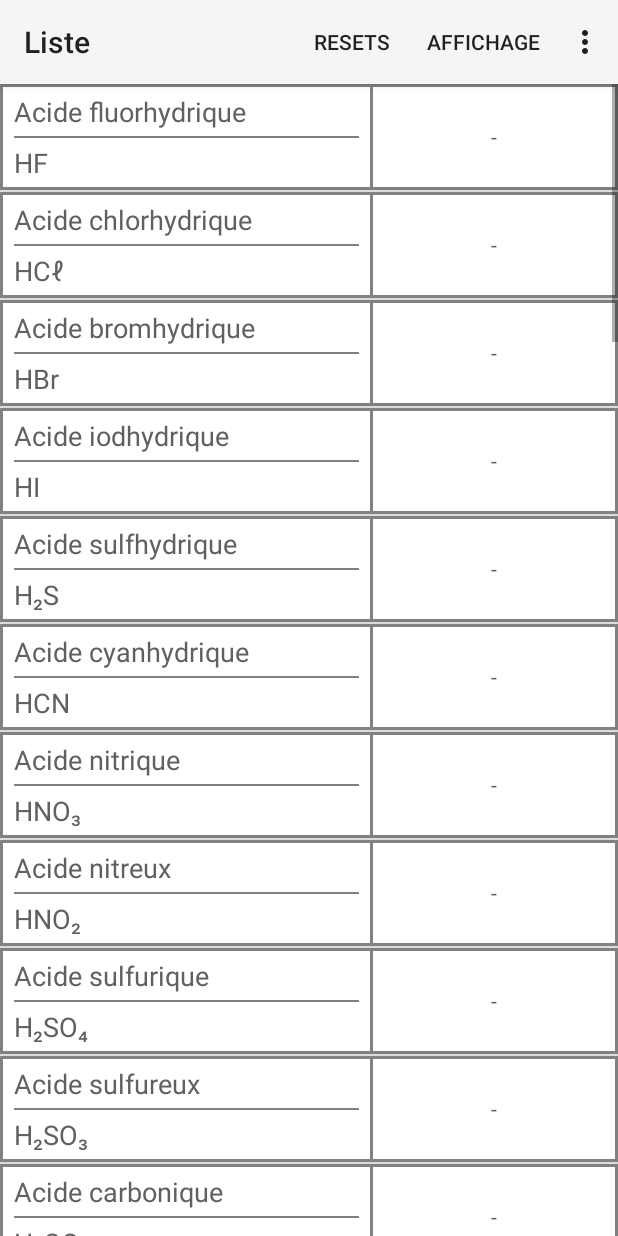
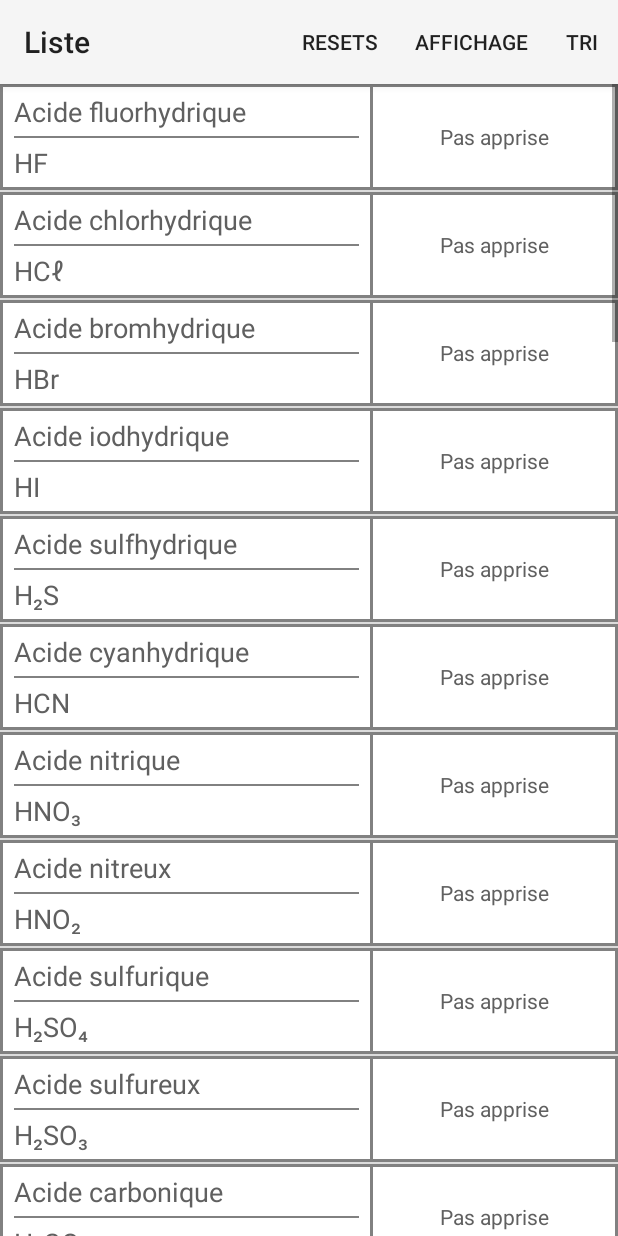
Before and after one commit to Daxidz/formula, an Android app: the screen it shows after launch (ComponentsList), after a tap on "LISTE", on a phone screen of 412 x 824 dp. Run offline under Robolectric (Android 15) with nearby library versions, the phone set to English and light mode, and no system bars.

Commit message:
Cleanup and better use of string values. Chnaged the strings for some better meanings.

```diff
--- a/app/src/main/java/daxidz/ch/nomenclature/CardMemorizer.java
+++ b/app/src/main/java/daxidz/ch/nomenclature/CardMemorizer.java
@@ -137,10 +137,10 @@ public class CardMemorizer extends AppCompatActivity {
 
         String textToDisplay = "";
         switch (mode) {
-            case NAME_TO_NOMENCLATURE:
+            case NAME_TO_FORMULA:
                 textToDisplay = card.getName();
                 break;
-            case NOMECLATURE_TO_NAME:
+            case FORMULA_TO_NAME:
                 textToDisplay = card.getNomenclature();
                 break;
             case RANDOM:
--- a/app/src/main/java/daxidz/ch/nomenclature/ChemicalCard.java
+++ b/app/src/main/java/daxidz/ch/nomenclature/ChemicalCard.java
@@ -1,6 +1,4 @@
 package daxidz.ch.nomenclature;
-
-import android.support.annotation.NonNull;
 
 import java.util.Comparator;
 
@@ -21,7 +19,6 @@ public class ChemicalCard {
 
     private boolean shouldLearn;
 
-    private int id;
 
     public ChemicalCard() {
 
@@ -66,7 +63,7 @@ public class ChemicalCard {
     }
 
     public enum Tag implements Comparable<Tag> {
-        KNOWN("Connue"), NONE("-"), HARD("Difficile");
+        KNOWN("Apprise"), NONE("Pas apprise"), HARD("Difficile");
 
         Tag(String name) {
             this.name = name;
@@ -88,7 +85,6 @@ public class ChemicalCard {
     }
 
 
-
     public static Comparator NameComparator = new Comparator() {
 
         @Override
--- a/app/src/main/java/daxidz/ch/nomenclature/ComponentsList.java
+++ b/app/src/main/java/daxidz/ch/nomenclature/ComponentsList.java
@@ -8,7 +8,6 @@ import android.view.MenuInflater;
 import android.view.MenuItem;
 import android.widget.ListView;
 
-import java.lang.reflect.Array;
 import java.util.ArrayList;
 import java.util.Collections;
 
--- a/app/src/main/java/daxidz/ch/nomenclature/MainActivity.java
+++ b/app/src/main/java/daxidz/ch/nomenclature/MainActivity.java
@@ -24,11 +24,11 @@ public class MainActivity extends AppCompatActivity {
     }
 
     public void startNameToNomeclature(View view) {
-        startCardChooser(Mode.NAME_TO_NOMENCLATURE);
+        startCardChooser(Mode.NAME_TO_FORMULA);
     }
 
     public void startNomenclatureToName(View view) {
-        startCardChooser(Mode.NOMECLATURE_TO_NAME);
+        startCardChooser(Mode.FORMULA_TO_NAME);
     }
 
     public void startRandom(View view) {
--- a/app/src/main/java/daxidz/ch/nomenclature/Mode.java
+++ b/app/src/main/java/daxidz/ch/nomenclature/Mode.java
@@ -5,5 +5,5 @@ package daxidz.ch.nomenclature;
  */
 
 public enum Mode {
-    NAME_TO_NOMENCLATURE, NOMECLATURE_TO_NAME, RANDOM;
+    NAME_TO_FORMULA, FORMULA_TO_NAME, RANDOM;
 }
--- a/app/src/main/res/layout/activity_card_chooser.xml
+++ b/app/src/main/res/layout/activity_card_chooser.xml
@@ -29,7 +29,7 @@
             android:layout_height="wrap_content"
             android:layout_weight="1"
             android:checked="true"
-            android:text="Normales" />
+            android:text="@string/normales" />
 
         <CheckBox
             android:id="@+id/checkboxDifficult"
@@ -37,7 +37,7 @@
             android:layout_height="wrap_content"
             android:layout_weight="1"
             android:checked="true"
-            android:text="Difficiles" />
+            android:text="@string/difficiles" />
 
         <CheckBox
             android:id="@+id/checkboxKnown"
@@ -45,7 +45,7 @@
             android:layout_height="wrap_content"
             android:layout_weight="1"
             android:checked="true"
-            android:text="Connues" />
+            android:text="@string/connues" />
 
     </LinearLayout>
 
--- a/app/src/main/res/menu/menu_list_component.xml
+++ b/app/src/main/res/menu/menu_list_component.xml
@@ -26,19 +26,19 @@
                 android:checkable="true"
                 android:checked="true"
                 android:onClick="changeTagsShown"
-                android:title="Normales" />
+                android:title="@string/normales" />
             <item
                 android:id="@+id/showHardCheckbox"
                 android:checkable="true"
                 android:checked="true"
                 android:onClick="changeTagsShown"
-                android:title="Difficiles" />
+                android:title="@string/difficiles" />
             <item
                 android:id="@+id/showKnownCheckbox"
                 android:checkable="true"
                 android:checked="true"
                 android:onClick="changeTagsShown"
-                android:title="Connues" />
+                android:title="@string/connues" />
             <item
                 android:id="@+id/showShouldLearnCheckbox"
                 android:checkable="true"
@@ -49,10 +49,16 @@
     </item>
 
     <item
-        android:title="Tri alphabétique"
-        android:onClick="sortAlphabetical"/>
-    <item
-        android:title="Tri par tag"
-        android:onClick="sortByTag"/>
+        android:title="Tri"
+        app:showAsAction="always|withText">
+        <menu>
+            <item
+                android:onClick="sortAlphabetical"
+                android:title="Tri alphabétique" />
+            <item
+                android:onClick="sortByTag"
+                android:title="Tri par tag" />
+        </menu>
+    </item>
 
 </menu>
--- a/app/src/main/res/values/strings.xml
+++ b/app/src/main/res/values/strings.xml
@@ -5,9 +5,9 @@
     <string name="title_activity_card_chooser">CardChooser</string>
 
     <string name="hard">Difficile</string>
-    <string name="known">Connue</string>
-    <string name="none">-</string>
-    <string name="connues">Connues</string>
+    <string name="known">Apprise</string>
+    <string name="none">Pas apprise</string>
+    <string name="connues">Apprises</string>
     <string name="difficiles">Difficiles</string>
-    <string name="normales">Normales</string>
+    <string name="normales">Pas apprises</string>
 </resources>
```
Also changed, not shown: app/src/main/ic_launcher-web.png, app/src/main/res/mipmap-hdpi/ic_launcher.png, app/src/main/res/mipmap-mdpi/ic_launcher.png, app/src/main/res/mipmap-xhdpi/ic_launcher.png, app/src/main/res/mipmap-xxhdpi/ic_launcher.png, app/src/main/res/mipmap-xxxhdpi/ic_launcher.png.
